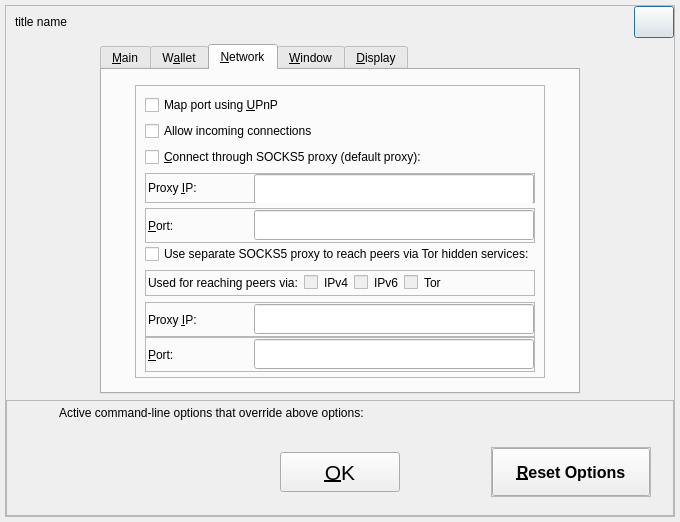
First picture: the form in src/qt/forms/optionsdialog.ui, repository MassGrid/MassGrid, before the edit.
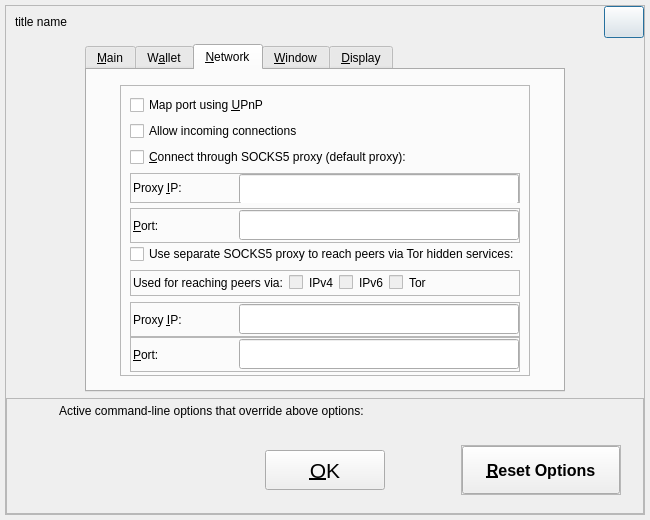
Second picture: the form after the edit. The open tabs and pages were chosen to show the change. Icons and pictures are not drawn. Custom widgets are drawn as their Qt base class.

Diff of the .ui file:
```diff
--- a/src/qt/forms/optionsdialog.ui
+++ b/src/qt/forms/optionsdialog.ui
@@ -6,8 +6,8 @@
    <rect>
     <x>0</x>
     <y>0</y>
-    <width>680</width>
-    <height>522</height>
+    <width>650</width>
+    <height>520</height>
    </rect>
   </property>
   <property name="windowTitle">
```
Left out of the diff: 2 changed lines with no effect on the pictures.
